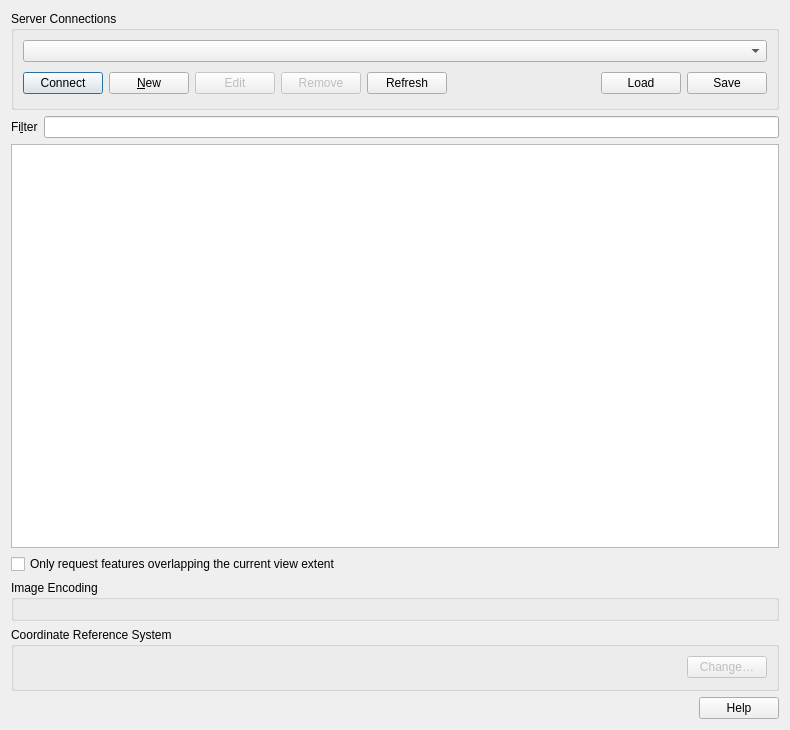
This is src/ui/qgsarcgisservicesourceselectbase.ui in carsmie/QGIS as Qt 5 draws it before an edit. The edited form follows.
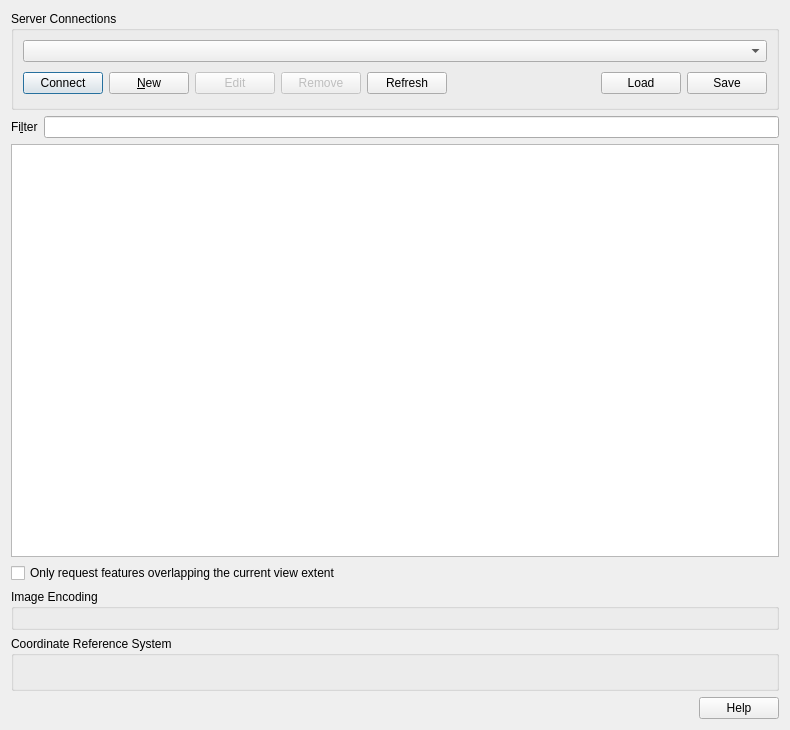
This is the edited form. Custom widgets are drawn as their Qt base class.

```diff
--- a/src/ui/qgsarcgisservicesourceselectbase.ui
+++ b/src/ui/qgsarcgisservicesourceselectbase.ui
@@ -214,32 +214,6 @@
         </property>
        </widget>
       </item>
-      <item>
-       <spacer>
-        <property name="orientation">
-         <enum>Qt::Horizontal</enum>
-        </property>
-        <property name="sizeType">
-         <enum>QSizePolicy::Expanding</enum>
-        </property>
-        <property name="sizeHint" stdset="0">
-         <size>
-          <width>441</width>
-          <height>23</height>
-         </size>
-        </property>
-       </spacer>
-      </item>
-      <item>
-       <widget class="QPushButton" name="btnChangeSpatialRefSys">
-        <property name="enabled">
-         <bool>false</bool>
-        </property>
-        <property name="text">
-         <string>Change…</string>
-        </property>
-       </widget>
-      </item>
      </layout>
     </widget>
    </item>
```
Left out of the diff: 1 changed line with no effect on the pictures.
